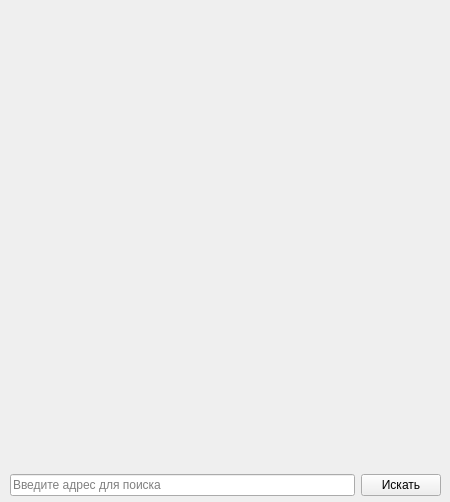
Above: map.ui from aliyalatipova/api_project before the change. Below: the same form after it.
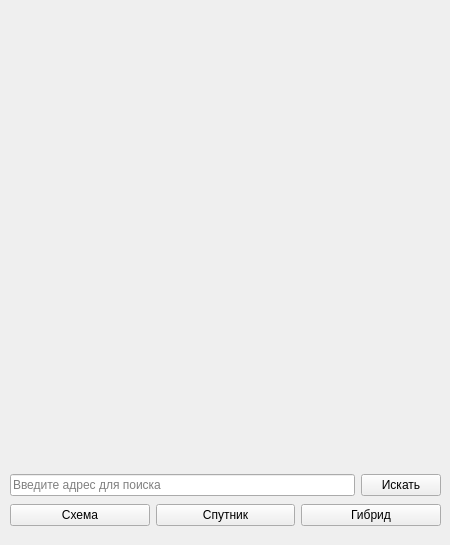
That is the form after the change.

Commit message: Объединение 1, 3, 5 и 4 заданий

Diff of the .ui file:
```diff
--- a/map.ui
+++ b/map.ui
@@ -7,7 +7,7 @@
     <x>0</x>
     <y>0</y>
     <width>450</width>
-    <height>502</height>
+    <height>545</height>
    </rect>
   </property>
   <property name="minimumSize">
@@ -19,7 +19,7 @@
   <property name="maximumSize">
    <size>
     <width>450</width>
-    <height>502</height>
+    <height>545</height>
    </size>
   </property>
   <property name="windowTitle">
@@ -51,6 +51,39 @@
     </item>
    </layout>
   </widget>
+  <widget class="QWidget" name="">
+   <property name="geometry">
+    <rect>
+     <x>10</x>
+     <y>500</y>
+     <width>431</width>
+     <height>30</height>
+    </rect>
+   </property>
+   <layout class="QHBoxLayout" name="horizontalLayout_2">
+    <item>
+     <widget class="QPushButton" name="btn_map">
+      <property name="text">
+       <string>Схема</string>
+      </property>
+     </widget>
+    </item>
+    <item>
+     <widget class="QPushButton" name="btn_sat">
+      <property name="text">
+       <string>Спутник</string>
+      </property>
+     </widget>
+    </item>
+    <item>
+     <widget class="QPushButton" name="btn_skl">
+      <property name="text">
+       <string>Гибрид</string>
+      </property>
+     </widget>
+    </item>
+   </layout>
+  </widget>
  </widget>
  <resources/>
  <connections/>
```
The commit also changes 1 other file.
